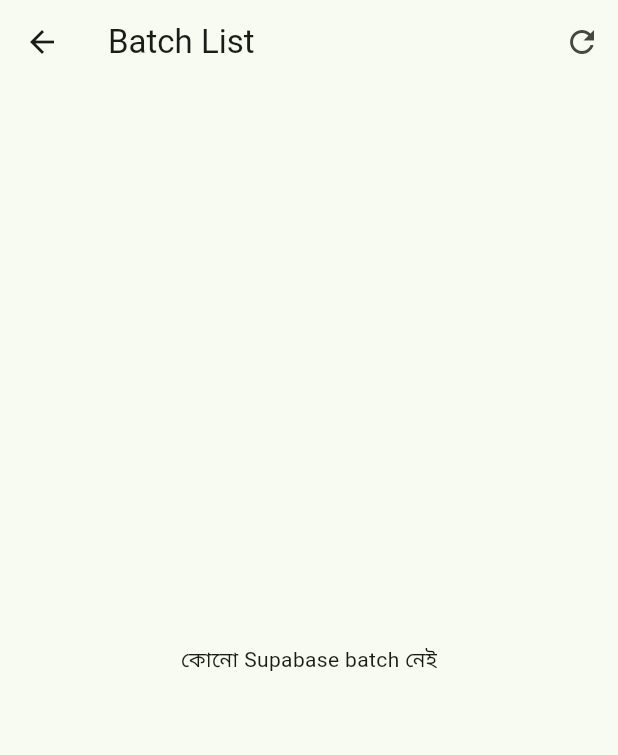
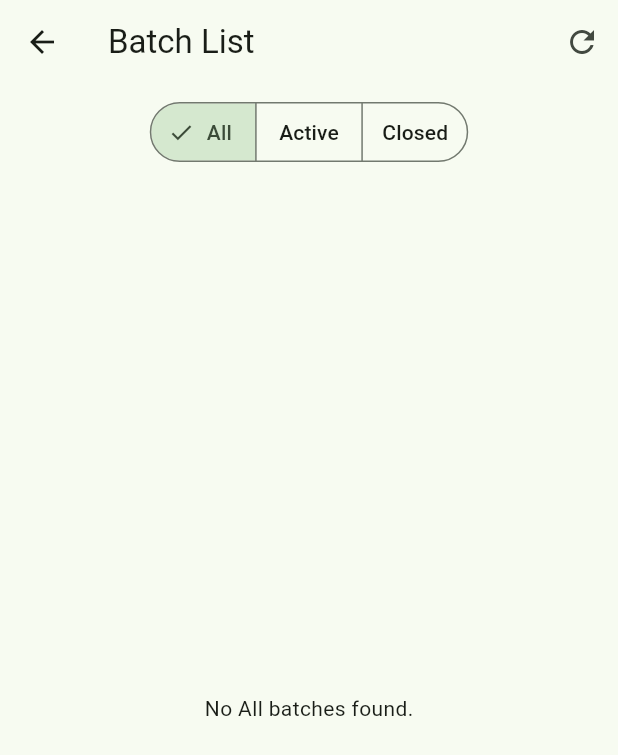
Before and after one commit to fahimapearl-bit/Rately-farms, a Flutter app: the screen it shows once a user with an empty profile is signed in, after a tap on "Batch List", on a phone screen of 412 x 824 dp. Shown: the top 755 px of the screen. Run offline on Flutter 3.47's test engine with Material 3 defaults, Android fonts, the phone set to English and light mode, and no system bars; our stand-ins replace shared_preferences, supabase_flutter; accounts and stored records are empty.

Commit message:
Add Active, Auto and Manual Closed batch status with filtering

```diff
--- /dev/null
+++ b/lib/batch_list_screen.dart
@@ -0,0 +1,284 @@
+import 'package:flutter/material.dart';
+import 'package:supabase_flutter/supabase_flutter.dart';
+
+class BatchListScreenNew extends StatefulWidget {
+  const BatchListScreenNew({super.key});
+
+  @override
+  State<BatchListScreenNew> createState() => _BatchListScreenNewState();
+}
+
+class _BatchListScreenNewState extends State<BatchListScreenNew> {
+  final client = Supabase.instance.client;
+  List<Map<String, dynamic>> batches = [];
+  bool loading = true;
+  String selectedFilter = 'All'; // 'All', 'Active', 'Closed'
+
+  @override
+  void initState() {
+    super.initState();
+    loadBatches();
+  }
+
+  Future<void> loadBatches() async {
+    setState(() => loading = true);
+    try {
+      final user = client.auth.currentUser;
+      if (user == null) throw Exception('User not logged in');
+
+      final data = await client
+          .from('batches')
+          .select()
+          .eq('user_id', user.id)
+          .order('start_date', ascending: false);
+
+      if (!mounted) return;
+      setState(() {
+        batches = List<Map<String, dynamic>>.from(data);
+      });
+    } catch (e) {
+      if (mounted) {
+        ScaffoldMessenger.of(context).showSnackBar(
+          SnackBar(content: Text('Failed to load batches: $e'), backgroundColor: Colors.red),
+        );
+      }
+    } finally {
+      if (mounted) setState(() => loading = false);
+    }
+  }
+
+  Future<void> updateBatchStatus(String batchId, String newStatus, {String? closeType}) async {
+    try {
+      final updateData = <String, dynamic>{
+        'status': newStatus,
+        'close_type': newStatus == 'Closed' ? (closeType ?? 'Manual') : null,
+        'closed_date': newStatus == 'Closed' ? DateTime.now().toIso8601String().split('T').first : null,
+      };
+
+      await client.from('batches').update(updateData).eq('id', batchId);
+      await loadBatches();
+
+      if (mounted) {
+        ScaffoldMessenger.of(context).showSnackBar(
+          SnackBar(
+            content: Text(newStatus == 'Closed' ? 'Batch closed ($closeType)' : 'Batch re-opened'),
+            backgroundColor: Colors.green,
+          ),
+        );
+      }
+    } catch (e) {
+      if (mounted) {
+        ScaffoldMessenger.of(context).showSnackBar(
+          SnackBar(content: Text('Failed to update status: $e'), backgroundColor: Colors.red),
+        );
+      }
+    }
+  }
+
+  Future<void> confirmCloseBatch(Map<String, dynamic> batch) async {
+    final confirmed = await showDialog<bool>(
+      context: context,
+      builder: (context) => AlertDialog(
+        title: const Text('Close Batch?'),
+        content: Text('Do you want to manually close batch "${batch['name']}"?'),
+        actions: [
+          TextButton(onPressed: () => Navigator.pop(context, false), child: const Text('Cancel')),
+          FilledButton(
+            onPressed: () => Navigator.pop(context, true),
+            style: FilledButton.styleFrom(backgroundColor: Colors.orange.shade800),
+            child: const Text('Confirm Close'),
+          ),
+        ],
+      ),
+    );
+
+    if (confirmed == true) {
+      await updateBatchStatus(batch['id'].toString(), 'Closed', closeType: 'Manual');
+    }
+  }
+
+  Future<void> deleteBatch(Map<String, dynamic> batch) async {
+    final confirmed = await showDialog<bool>(
+      context: context,
+      builder: (context) => AlertDialog(
+        title: const Text('Delete Batch?'),
+        content: Text('Deleting "${batch['name']}" will remove all its records! Are you sure?'),
+        actions: [
+          TextButton(onPressed: () => Navigator.pop(context, false), child: const Text('Cancel')),
+          FilledButton(
+            onPressed: () => Navigator.pop(context, true),
+            style: FilledButton.styleFrom(backgroundColor: Colors.red),
+            child: const Text('Delete'),
+          ),
+        ],
+      ),
+    );
+
+    if (confirmed == true) {
+      try {
+        await client.from('batches').delete().eq('id', batch['id']);
+        setState(() => batches.removeWhere((b) => b['id'] == batch['id']));
+      } catch (e) {
+        if (mounted) {
+          ScaffoldMessenger.of(context).showSnackBar(
+            SnackBar(content: Text('Delete failed: $e'), backgroundColor: Colors.red),
+          );
+        }
+      }
+    }
+  }
+
+  List<Map<String, dynamic>> get filteredBatches {
+    if (selectedFilter == 'Active') {
+      return batches.where((b) => (b['status'] ?? 'Active') == 'Active').toList();
+    } else if (selectedFilter == 'Closed') {
+      return batches.where((b) => (b['status'] ?? 'Active') == 'Closed').toList();
+    }
+    return batches;
+  }
+
+  Widget _buildStatusChip(Map<String, dynamic> batch) {
+    final status = (batch['status'] ?? 'Active').toString();
+    final closeType = (batch['close_type'] ?? '').toString();
+
+    if (status == 'Active') {
+      return Container(
+        padding: const EdgeInsets.symmetric(horizontal: 8, vertical: 4),
+        decoration: BoxDecoration(
+          color: Colors.green.shade50,
+          borderRadius: BorderRadius.circular(12),
+          border: Border.all(color: Colors.green.shade400),
+        ),
+        child: Row(
+          mainAxisSize: MainAxisSize.min,
+          children: [
+            Icon(Icons.check_circle, size: 14, color: Colors.green.shade700),
+            const SizedBox(width: 4),
+            Text('Active', style: TextStyle(color: Colors.green.shade800, fontWeight: FontWeight.bold, fontSize: 12)),
+          ],
+        ),
+      );
+    } else {
+      final isAuto = closeType.toLowerCase() == 'auto';
+      return Container(
+        padding: const EdgeInsets.symmetric(horizontal: 8, vertical: 4),
+        decoration: BoxDecoration(
+          color: isAuto ? Colors.grey.shade100 : Colors.orange.shade50,
+          borderRadius: BorderRadius.circular(12),
+          border: Border.all(color: isAuto ? Colors.grey.shade400 : Colors.orange.shade400),
+        ),
+        child: Row(
+          mainAxisSize: MainAxisSize.min,
+          children: [
+            Icon(isAuto ? Icons.auto_mode : Icons.lock_clock, size: 14, color: isAuto ? Colors.grey.shade700 : Colors.orange.shade800),
+            const SizedBox(width: 4),
+            Text(
+              isAuto ? 'Auto Closed' : 'Manual Closed',
+              style: TextStyle(color: isAuto ? Colors.grey.shade800 : Colors.orange.shade900, fontWeight: FontWeight.bold, fontSize: 12),
+            ),
+          ],
+        ),
+      );
+    }
+  }
+
+  @override
+  Widget build(BuildContext context) {
+    return Scaffold(
+      appBar: AppBar(
+        title: const Text('Batch List'),
+        actions: [
+          IconButton(onPressed: loadBatches, icon: const Icon(Icons.refresh)),
+        ],
+      ),
+      body: Column(
+        children: [
+          // Filter Tabs
+          Padding(
+            padding: const EdgeInsets.all(8.0),
+            child: SegmentedButton<String>(
+              segments: const [
+                ButtonSegment(value: 'All', label: Text('All')),
+                ButtonSegment(value: 'Active', label: Text('Active')),
+                ButtonSegment(value: 'Closed', label: Text('Closed')),
+              ],
+              selected: {selectedFilter},
+              onSelectionChanged: (newVal) {
+                setState(() => selectedFilter = newVal.first);
+              },
+            ),
+          ),
+          Expanded(
+            child: loading
+                ? const Center(child: CircularProgressIndicator())
+                : filteredBatches.isEmpty
+                    ? Center(child: Text('No $selectedFilter batches found.'))
+                    : ListView.separated(
+                        padding: const EdgeInsets.all(12),
+                        itemCount: filteredBatches.length,
+                        separatorBuilder: (_, __) => const SizedBox(height: 10),
+                        itemBuilder: (context, index) {
+                          final batch = filteredBatches[index];
+                          final isActive = (batch['status'] ?? 'Active') == 'Active';
+
+                          return Card(
+                            elevation: 1.5,
+                            shape: RoundedRectangleBorder(borderRadius: BorderRadius.circular(12)),
+                            child: Padding(
+                              padding: const EdgeInsets.all(12),
+                              child: Column(
+                                crossAxisAlignment: CrossAxisAlignment.start,
+                                children: [
+                                  Row(
+                                    mainAxisAlignment: MainAxisAlignment.spaceBetween,
+                                    children: [
+                                      Expanded(
+                                        child: Text(
+                                          batch['name'] ?? 'Unnamed Batch',
+                                          style: const TextStyle(fontWeight: FontWeight.bold, fontSize: 16),
+                                        ),
+                                      ),
+                                      _buildStatusChip(batch),
+                                    ],
+                                  ),
+                                  const SizedBox(height: 8),
+                                  Text('Type: ${batch['production_type'] ?? '-'} (${batch['production_category'] ?? '-'})'),
+                                  Text('Breed: ${batch['breed'] ?? '-'} | Birds: ${batch['initial_birds'] ?? 0}'),
+                                  Text('Started: ${batch['start_date'] ?? '-'}'),
+                                  if (!isActive && batch['closed_date'] != null)
+                                    Text('Closed: ${batch['closed_date']}', style: const TextStyle(color: Colors.grey)),
+                                  const Divider(height: 16),
+                                  Row(
+                                    mainAxisAlignment: MainAxisAlignment.end,
+                                    children: [
+                                      if (isActive)
+                                        OutlinedButton.icon(
+                                          icon: const Icon(Icons.check_box_outlined, size: 16, color: Colors.orange),
+                                          label: const Text('Close Batch', style: TextStyle(color: Colors.orange)),
+                                          onPressed: () => confirmCloseBatch(batch),
+                                        )
+                                      else
+                                        OutlinedButton.icon(
+                                          icon: const Icon(Icons.replay, size: 16, color: Colors.green),
+                                          label: const Text('Re-open', style: TextStyle(color: Colors.green)),
+                                          onPressed: () => updateBatchStatus(batch['id'].toString(), 'Active'),
+                                        ),
+                                      const SizedBox(width: 8),
+                                      IconButton(
+                                        icon: const Icon(Icons.delete_outline, color: Colors.red),
+                                        onPressed: () => deleteBatch(batch),
+                                      ),
+                                    ],
+                                  ),
+                                ],
+                              ),
+                            ),
+                          );
+                        },
+                      ),
+          ),
+        ],
+      ),
+    );
+  }
+}
--- a/lib/main.dart
+++ b/lib/main.dart
@@ -1,3 +1,4 @@
+import "batch_list_screen.dart";
 import "daily_record_screen.dart";
 import "add_batch_screen.dart";
 import 'dart:convert';
@@ -132,7 +133,7 @@ class HomePage extends StatelessWidget {
                 onPressed: () => Navigator.push(
                   context,
                   MaterialPageRoute(
-                      builder: (context) => const CloudBatchListScreen()),
+                      builder: (context) => const BatchListScreenNew()),
                 ),
                 icon: const Icon(Icons.list),
                 label: const Text('Batch List'),
```
